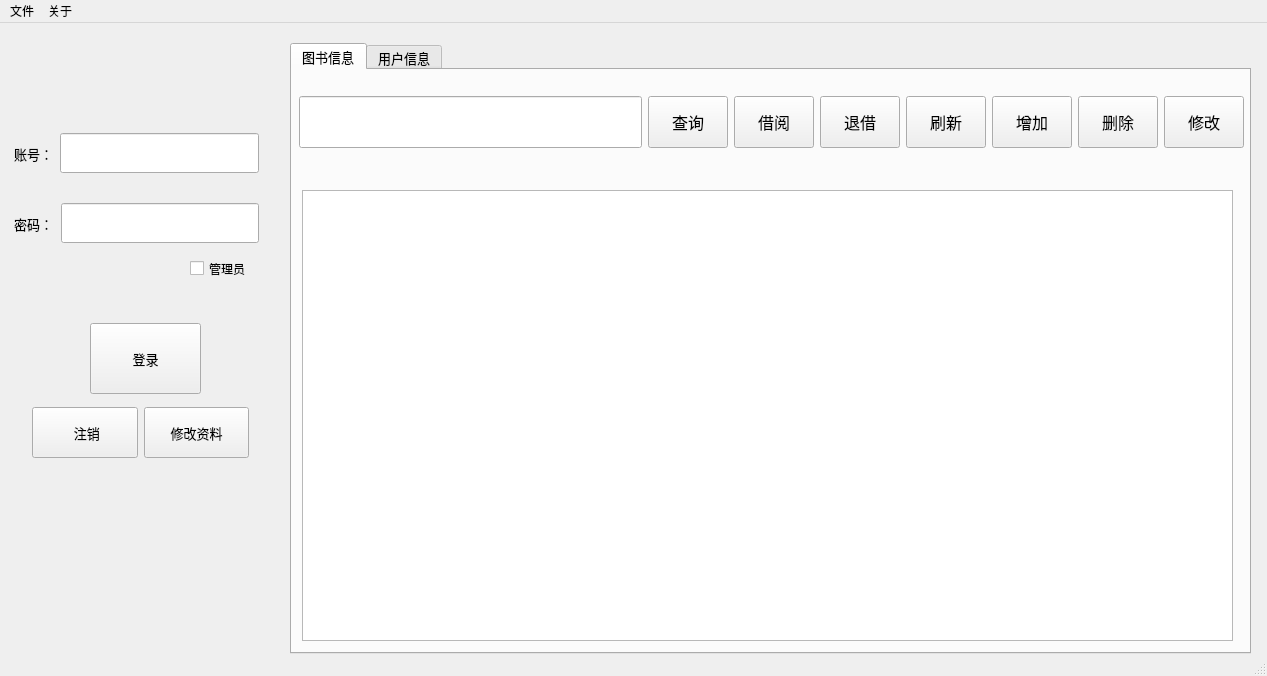
Qt form mainwindow.ui (channile/LibrarySystem) before a commit.
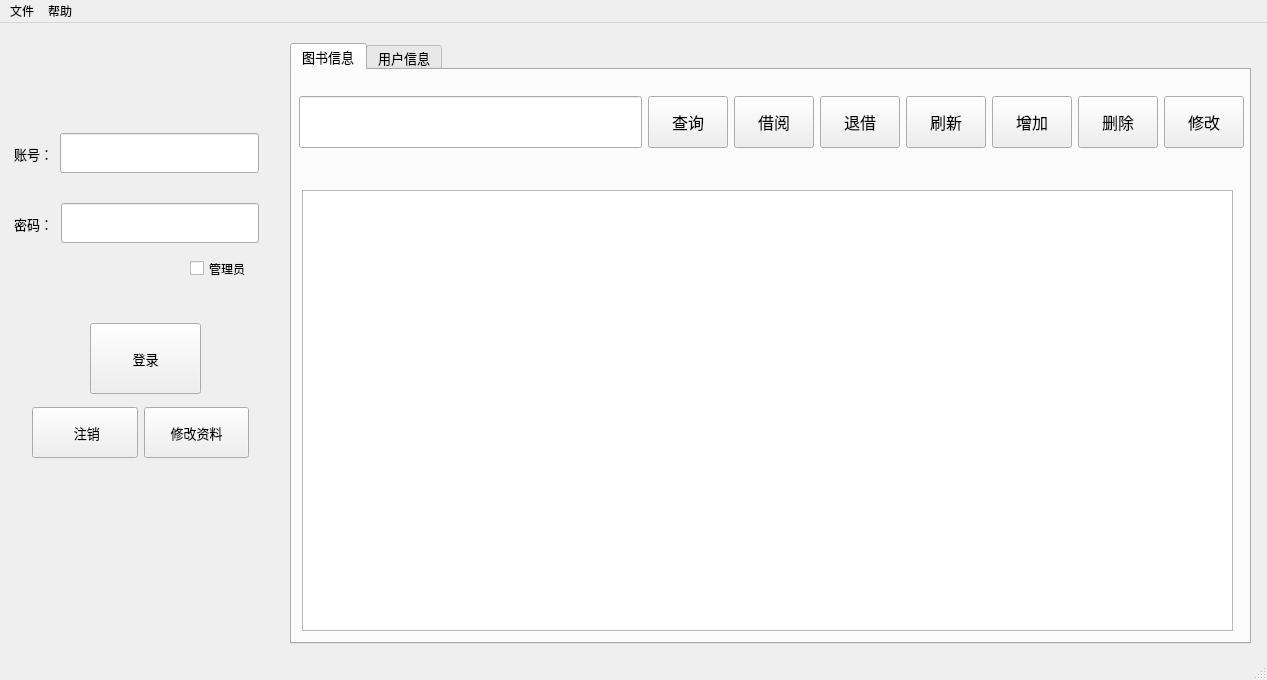
The same form after that commit. The open tabs and pages were chosen to show the change.

What changed in the file:
```diff
--- a/mainwindow.ui
+++ b/mainwindow.ui
@@ -7,7 +7,7 @@
     <x>0</x>
     <y>0</y>
     <width>1267</width>
-    <height>676</height>
+    <height>680</height>
    </rect>
   </property>
   <property name="windowTitle">
@@ -51,7 +51,7 @@
       <x>290</x>
       <y>20</y>
       <width>961</width>
-      <height>611</height>
+      <height>601</height>
      </rect>
     </property>
     <property name="font">
@@ -72,7 +72,7 @@
         <x>10</x>
         <y>120</y>
         <width>931</width>
-        <height>451</height>
+        <height>441</height>
        </rect>
       </property>
      </widget>
@@ -585,7 +585,7 @@
      <x>0</x>
      <y>0</y>
      <width>1267</width>
-     <height>21</height>
+     <height>26</height>
     </rect>
    </property>
    <widget class="QMenu" name="menu">
@@ -595,7 +595,7 @@
    </widget>
    <widget class="QMenu" name="menu_2">
     <property name="title">
-     <string>关于</string>
+     <string>帮助</string>
     </property>
    </widget>
    <addaction name="menu"/>
```
Left out of the diff: 14 changed lines with no effect on the pictures.
